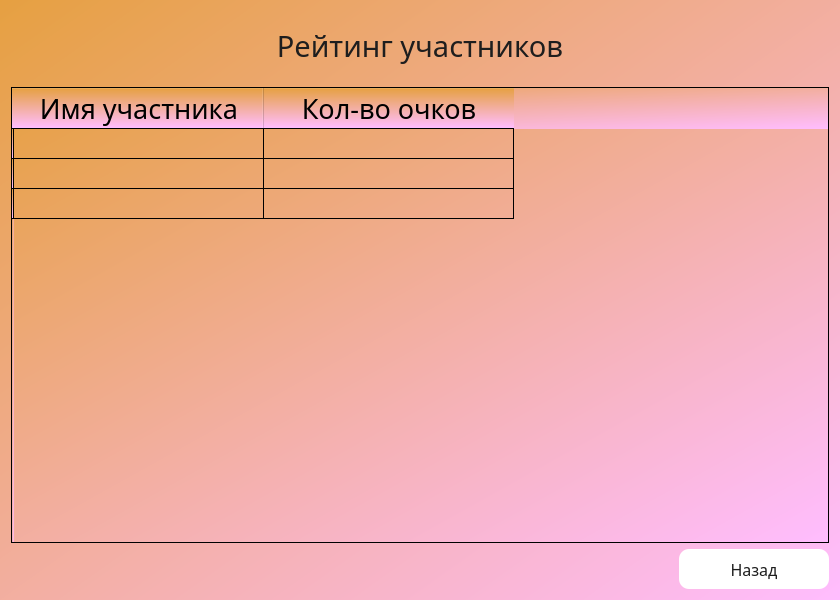
Qt form Client/jeducation-v0.1/rating.ui (Avedik/Desktop-application-IEducation) before a commit.
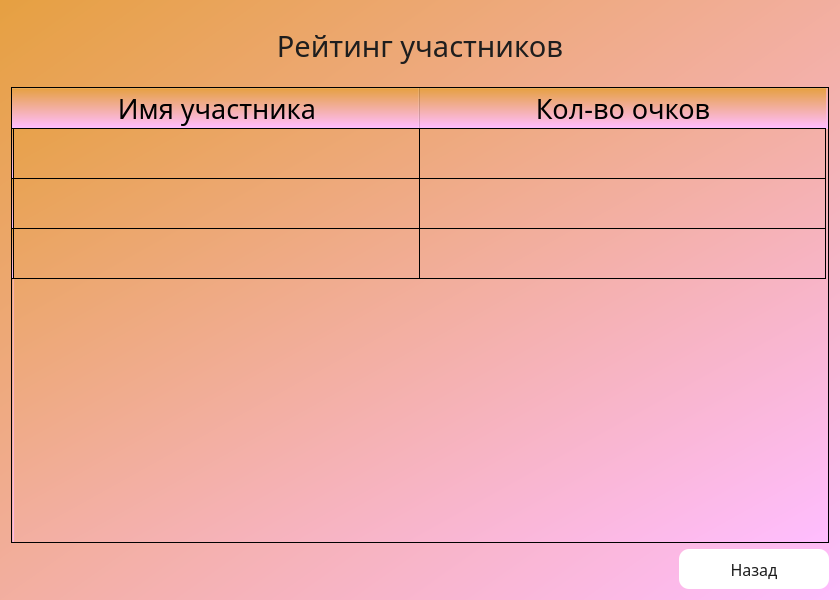
The same form after that commit.

Commit message:
Доработка дизайна
Убрана полоска в главном окне, изменен размер таблицы, изменение стиля кнопок в окне "мозговой штурм"

```diff
--- a/Client/jeducation-v0.1/rating.ui
+++ b/Client/jeducation-v0.1/rating.ui
@@ -88,6 +88,12 @@
        <property name="enabled">
         <bool>true</bool>
        </property>
+       <property name="sizePolicy">
+        <sizepolicy hsizetype="Expanding" vsizetype="Expanding">
+         <horstretch>0</horstretch>
+         <verstretch>0</verstretch>
+        </sizepolicy>
+       </property>
        <property name="minimumSize">
         <size>
          <width>0</width>
@@ -103,8 +109,23 @@
        <property name="mouseTracking">
         <bool>false</bool>
        </property>
+       <property name="dragEnabled">
+        <bool>false</bool>
+       </property>
+       <attribute name="horizontalHeaderMinimumSectionSize">
+        <number>30</number>
+       </attribute>
        <attribute name="horizontalHeaderDefaultSectionSize">
-        <number>250</number>
+        <number>406</number>
+       </attribute>
+       <attribute name="verticalHeaderMinimumSectionSize">
+        <number>50</number>
+       </attribute>
+       <attribute name="verticalHeaderDefaultSectionSize">
+        <number>50</number>
+       </attribute>
+       <attribute name="verticalHeaderShowSortIndicator" stdset="0">
+        <bool>false</bool>
        </attribute>
        <row>
         <property name="text">
```
The commit also changes 2 other files.
